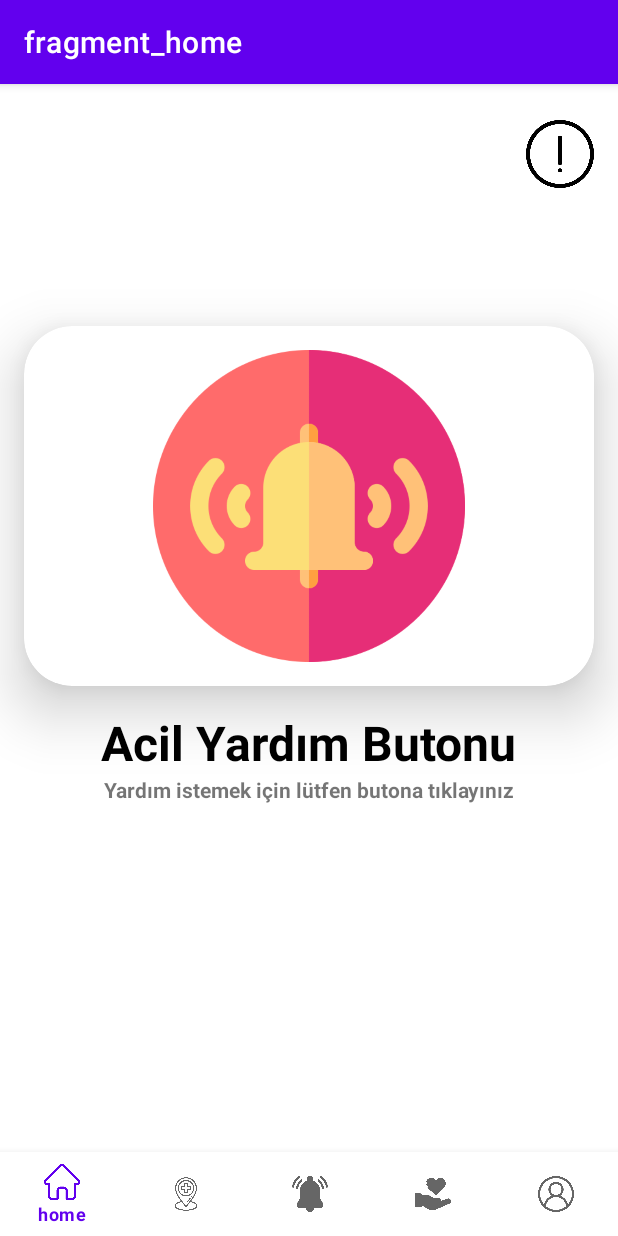
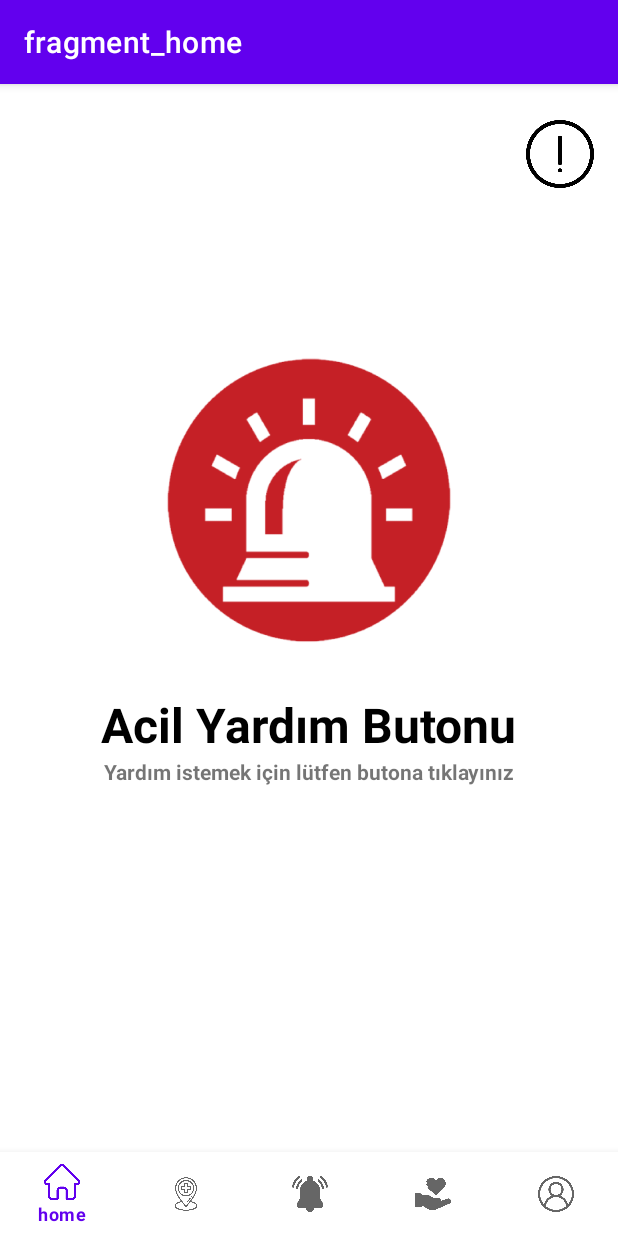
Before and after one commit to Android-Bros/El-Ver, an Android app: the HomeFragment screen opened directly, with no data from a screen before it, on a phone screen of 412 x 824 dp. Run offline under Robolectric (Android 15) with nearby library versions, the phone set to English and light mode, and no system bars; our stand-ins replace Dagger/Hilt's generated code, navigation-ui.

Commit message:
image changed.

```diff
--- a/app/src/main/res/layout/fragment_home.xml
+++ b/app/src/main/res/layout/fragment_home.xml
@@ -23,41 +23,32 @@
         android:orientation="horizontal"
         app:layout_constraintGuide_percent="0.20" />
 
-    <androidx.cardview.widget.CardView
-        android:id="@+id/card_view"
-        android:layout_width="match_parent"
-        android:layout_height="wrap_content"
-        android:layout_marginStart="16dp"
-        android:layout_marginTop="8dp"
-        android:layout_marginEnd="16dp"
-        app:cardCornerRadius="32dp"
-        app:cardElevation="24dp"
+
+    <ImageView
+        android:id="@+id/emergencyHome"
+        android:layout_width="240dp"
+        android:layout_height="240dp"
+        android:layout_gravity="center"
+        android:layout_marginTop="4dp"
+        android:padding="16dp"
+        android:src="@drawable/emergency"
         app:layout_constraintEnd_toEndOf="parent"
         app:layout_constraintStart_toStartOf="parent"
-        app:layout_constraintTop_toTopOf="@+id/guideline">
-
-        <ImageView
-            android:layout_width="240dp"
-            android:layout_height="240dp"
-            android:layout_gravity="center"
-            android:padding="16dp"
-            android:src="@drawable/alarm" />
-
-    </androidx.cardview.widget.CardView>
+        app:layout_constraintTop_toTopOf="@+id/guideline" />
 
     <TextView
         android:id="@+id/text_view_emergency"
         android:layout_width="wrap_content"
         android:layout_height="wrap_content"
-        android:layout_marginTop="16dp"
+        android:layout_marginTop="8dp"
         android:text="@string/emergency_button"
         android:textColor="@color/black"
         android:textSize="32sp"
         android:textStyle="bold"
-        app:layout_constraintEnd_toEndOf="@+id/card_view"
+        app:layout_constraintEnd_toEndOf="@+id/emergencyHome"
         app:layout_constraintHorizontal_bias="0.503"
-        app:layout_constraintStart_toStartOf="@+id/card_view"
-        app:layout_constraintTop_toBottomOf="@+id/card_view" />
+        app:layout_constraintStart_toStartOf="@+id/emergencyHome"
+        app:layout_constraintTop_toBottomOf="@+id/emergencyHome" />
 
     <TextView
         android:id="@+id/text_view_get_help"
```
Also changed, not shown: app/src/main/res/drawable-v24/alarm.png (deleted), app/src/main/res/drawable/emergency.png (added).
